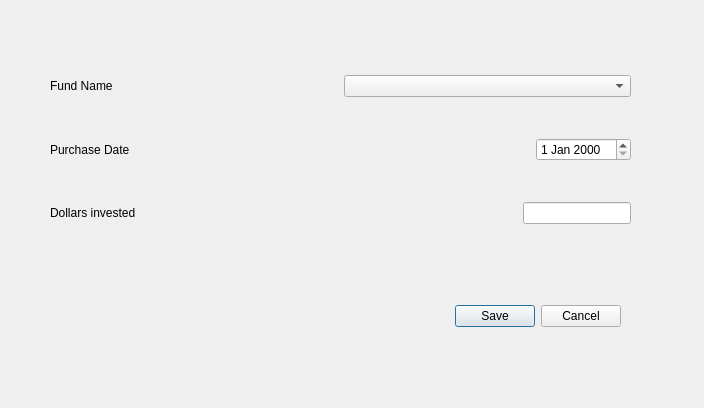
Before: the Qt Designer form unit_purchase_dialog.ui in Llaves/Unitization, drawn with Qt 5.
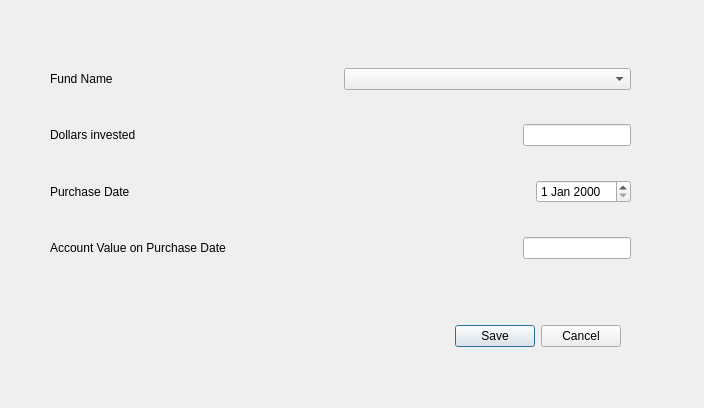
After: the same form once the commit is applied.

Commit message: commit UnitPurchase interface

What changed in the file:
```diff
--- a/unit_purchase_dialog.ui
+++ b/unit_purchase_dialog.ui
@@ -17,7 +17,7 @@
    <property name="geometry">
     <rect>
      <x>0</x>
-     <y>300</y>
+     <y>320</y>
      <width>621</width>
      <height>32</height>
     </rect>
@@ -35,7 +35,7 @@
      <x>50</x>
      <y>40</y>
      <width>581</width>
-     <height>221</height>
+     <height>251</height>
     </rect>
    </property>
    <layout class="QVBoxLayout" name="verticalLayout">
@@ -53,6 +53,30 @@
       </item>
      </layout>
     </item>
+    <item>
+     <layout class="QHBoxLayout" name="horizontalLayout_4">
+      <item>
+       <widget class="QLabel" name="label_3">
+        <property name="text">
+         <string>Dollars invested</string>
+        </property>
+       </widget>
+      </item>
+      <item>
+       <widget class="QLineEdit" name="purchaseDollars">
+        <property name="sizePolicy">
+         <sizepolicy hsizetype="Fixed" vsizetype="Fixed">
+          <horstretch>0</horstretch>
+          <verstretch>0</verstretch>
+         </sizepolicy>
+        </property>
+        <property name="alignment">
+         <set>Qt::AlignRight|Qt::AlignTrailing|Qt::AlignVCenter</set>
+        </property>
+       </widget>
+      </item>
+     </layout>
+    </item>
     <item>
      <layout class="QHBoxLayout" name="horizontalLayout_2">
       <item>
@@ -75,22 +99,28 @@
      </layout>
     </item>
     <item>
-     <layout class="QHBoxLayout" name="horizontalLayout_4">
+     <layout class="QHBoxLayout" name="horizontalLayout">
       <item>
-       <widget class="QLabel" name="label_3">
+       <widget class="QLabel" name="label_4">
         <property name="text">
-         <string>Dollars invested</string>
+         <string>Account Value on Purchase Date </string>
         </property>
        </widget>
       </item>
       <item>
-       <widget class="QLineEdit" name="lineEdit">
+       <widget class="QLineEdit" name="account_value">
+        <property name="enabled">
+         <bool>true</bool>
+        </property>
         <property name="sizePolicy">
          <sizepolicy hsizetype="Fixed" vsizetype="Fixed">
           <horstretch>0</horstretch>
           <verstretch>0</verstretch>
          </sizepolicy>
         </property>
+        <property name="alignment">
+         <set>Qt::AlignRight|Qt::AlignTrailing|Qt::AlignVCenter</set>
+        </property>
        </widget>
       </item>
      </layout>
```
The commit also changes 2 other files.
